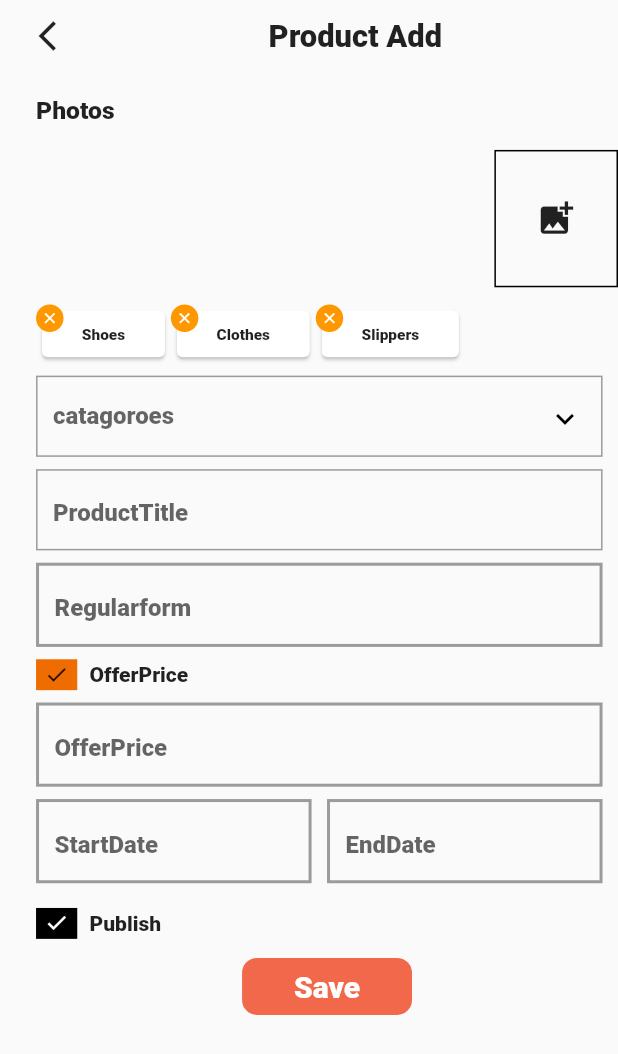
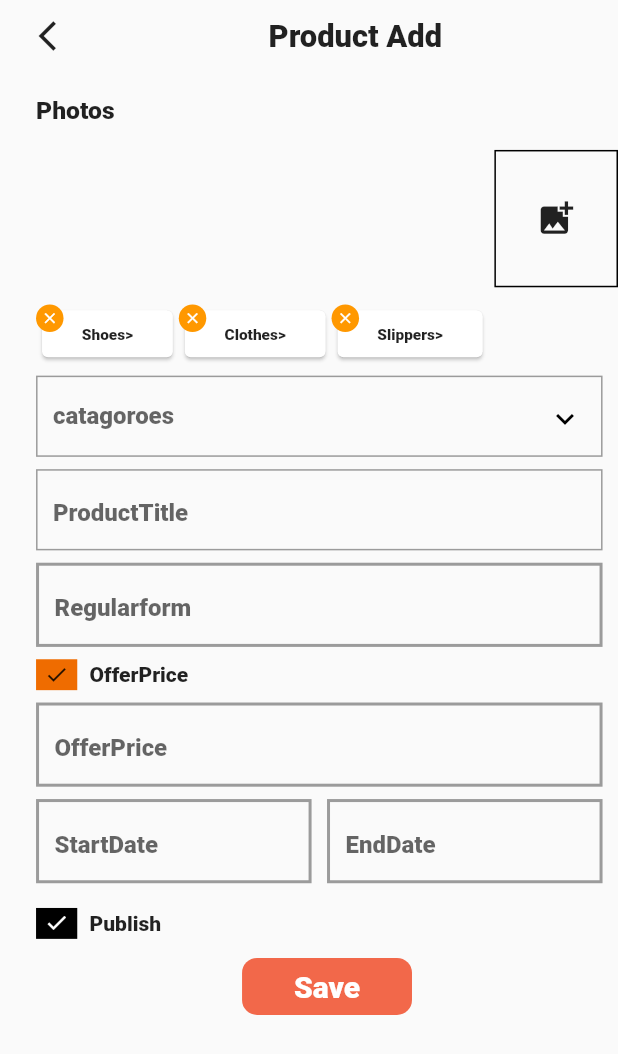
Before and after one commit to Gameofcode1/flutterproject, a Flutter app: the ProductAdd screen opened directly, on a phone screen of 412 x 824 dp. Shown: the top 1054 px of the screen. Run offline on Flutter 3.47's test engine with Material 2 defaults, Android fonts, the phone set to English and light mode, and no system bars; drawn by our look-alikes of flutter_form_builder; our stand-ins replace animated_text_kit, cached_network_image, carousel_slider, font_awesome_flutter, image_picker, intro_slider and 1 more; accounts and stored records are empty; Roboto replaces fonts that are missing (Robotm).

Commit message:
Changes done in product detail

```diff
--- a/lib/productDetail/models/list.dart
+++ b/lib/productDetail/models/list.dart
@@ -10,9 +10,9 @@ class Allimage extends ChangeNotifier {
   ];
 
   final List<String> catagories=[
-  "Shoes",
-  "Clothes",
-  "Slippers"
+  "Shoes>",
+  "Clothes>",
+  "Slippers>"
   ];
 
   void deletecat(String card){
--- a/lib/productadd/productadd.dart
+++ b/lib/productadd/productadd.dart
@@ -261,7 +261,9 @@ class _ProductAddState extends State<ProductAdd> with ChangeNotifier {
                         ],
                       ),
                     ),
-                    Row(
+                    SingleChildScrollView(
+                      scrollDirection:Axis.horizontal,
+                                          child: Row(
                         mainAxisAlignment: MainAxisAlignment.start,
                         children: catagories.map<Widget>((url) {
                           int index = catagories.indexOf(url);
@@ -304,6 +306,7 @@ class _ProductAddState extends State<ProductAdd> with ChangeNotifier {
                             ],
                           );
                         }).toList(),
+                      ),
                     ),
                     FormBuilder(
                       // key: _formkey,
@@ -352,35 +355,35 @@ class _ProductAddState extends State<ProductAdd> with ChangeNotifier {
                                         GestureDetector(
                                             onTap: () {
                                               setState(() {
-                                                image.addcatag(clothing);
+                                                image.addcatag(clothing+">");
                                               });
                                             },
                                             child: Text(earbuds)),
                                              GestureDetector(
                                             onTap: () {
                                               setState(() {
-                                                image.addcatag(earbuds);
+                                                image.addcatag(earbuds+">");
                                               });
                                             },
                                             child: Text(laptops)),
                                              GestureDetector(
                                             onTap: () {
                                               setState(() {
-                                                image.addcatag(laptops);
+                                                image.addcatag(laptops+">");
                                               });
                                             },
-                                            child: Text(clothing)),
+                                            child: Text(clothing+">")),
                                              GestureDetector(
                                             onTap: () {
                                               setState(() {
                                                 image.addcatag(shoes);
                                               });
                                             },
-                                            child: Text(shoes)),
+                                            child: Text(shoes+">")),
                                              GestureDetector(
                                             onTap: () {
                                               setState(() {
-                                                image.addcatag(clothing);
+                                                image.addcatag(clothing+">");
                                               });
                                             },
 
@@ -388,14 +391,14 @@ class _ProductAddState extends State<ProductAdd> with ChangeNotifier {
                                         GestureDetector(
                                             onTap: () {
                                               setState(() {
-                                                image.addcatag(mobile);
+                                                image.addcatag(mobile+">");
                                               });
                                             },
                                             child: Text(mobile)),
                                         GestureDetector(
                                             onTap: () {
                                               setState(() {
-                                                image.addcatag(clothing);
+                                                image.addcatag(clothing+">");
                                               });
                                             },
                                             child: Text(clothing)),
```
Lines whose indentation alone changed are shown as unchanged.
